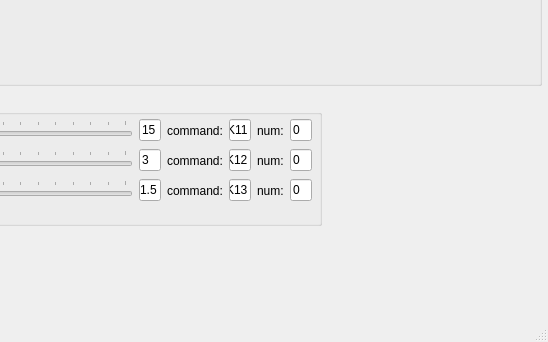
Qt form python_gui/gui/main_ui.ui (liyunyi1936/foc) before a commit; both pictures show x 639 to 1187 and y 365 to 707 of the 1187 by 707 pixel window.
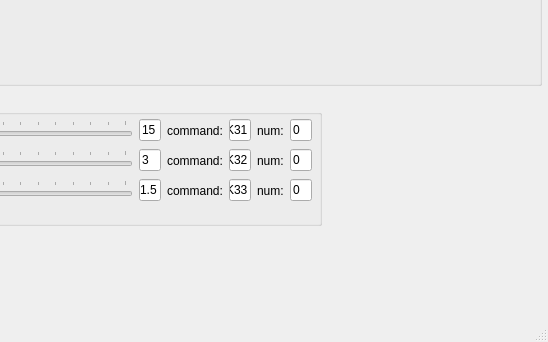
The same form after that commit.

Commit message: 电压控制改为速度控制，已经完成自平衡

What changed in the file:
```diff
--- a/python_gui/gui/main_ui.ui
+++ b/python_gui/gui/main_ui.ui
@@ -211,7 +211,7 @@
       <item>
        <widget class="QLineEdit" name="command_lineEdit_1">
         <property name="text">
-         <string>K11</string>
+         <string>K31</string>
         </property>
        </widget>
       </item>
@@ -284,7 +284,7 @@
       <item>
        <widget class="QLineEdit" name="command_lineEdit_2">
         <property name="text">
-         <string>K12</string>
+         <string>K32</string>
         </property>
        </widget>
       </item>
@@ -357,7 +357,7 @@
       <item>
        <widget class="QLineEdit" name="command_lineEdit_3">
         <property name="text">
-         <string>K13</string>
+         <string>K33</string>
         </property>
        </widget>
       </item>
```
The commit also changes 2 other files.
